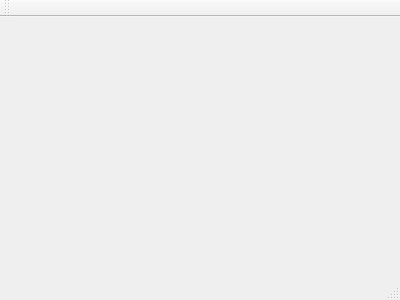
Before: the Qt Designer form ProbMaker/probmaker.ui in tnct-spc/procon2017-comp, drawn with Qt 5.
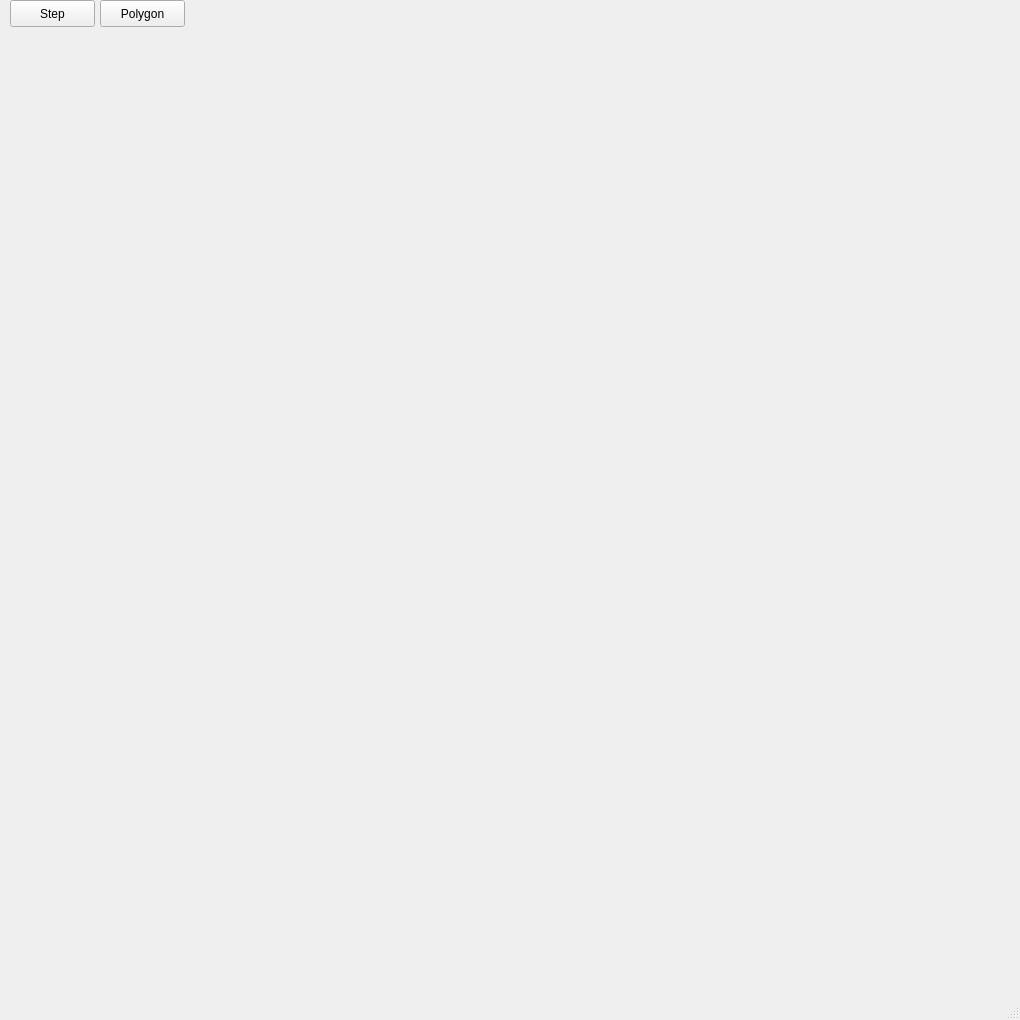
After: the same form once the commit is applied.

```diff
--- a/ProbMaker/probmaker.ui
+++ b/ProbMaker/probmaker.ui
@@ -1,24 +1,48 @@
 <ui version="4.0">
  <class>ProbMaker</class>
- <widget class="QMainWindow" name="ProbMaker" >
-  <property name="geometry" >
+ <widget class="QMainWindow" name="ProbMaker">
+  <property name="geometry">
    <rect>
     <x>0</x>
     <y>0</y>
-    <width>400</width>
-    <height>300</height>
+    <width>1020</width>
+    <height>1020</height>
    </rect>
   </property>
   <property name="windowTitle" >
    <string>ProbMaker</string>
   </property>
-  <widget class="QMenuBar" name="menuBar" />
-  <widget class="QToolBar" name="mainToolBar" />
-  <widget class="QWidget" name="centralWidget" />
-  <widget class="QStatusBar" name="statusBar" />
+  <widget class="QWidget" name="centralWidget">
+   <widget class="QPushButton" name="stepButton">
+    <property name="geometry">
+     <rect>
+      <x>10</x>
+      <y>0</y>
+      <width>85</width>
+      <height>27</height>
+     </rect>
+    </property>
+    <property name="text">
+     <string>Step</string>
+    </property>
+   </widget>
+   <widget class="QPushButton" name="polygonButton">
+    <property name="geometry">
+     <rect>
+      <x>100</x>
+      <y>0</y>
+      <width>85</width>
+      <height>27</height>
+     </rect>
+    </property>
+    <property name="text">
+     <string>Polygon</string>
+    </property>
+   </widget>
+  </widget>
+  <widget class="QStatusBar" name="statusBar"/>
  </widget>
- <layoutDefault spacing="6" margin="11" />
- <pixmapfunction></pixmapfunction>
+ <layoutdefault spacing="6" margin="11"/>
  <resources/>
  <connections/>
 </ui>
```
Left out of the diff: 3 changed lines with no effect on the pictures.
